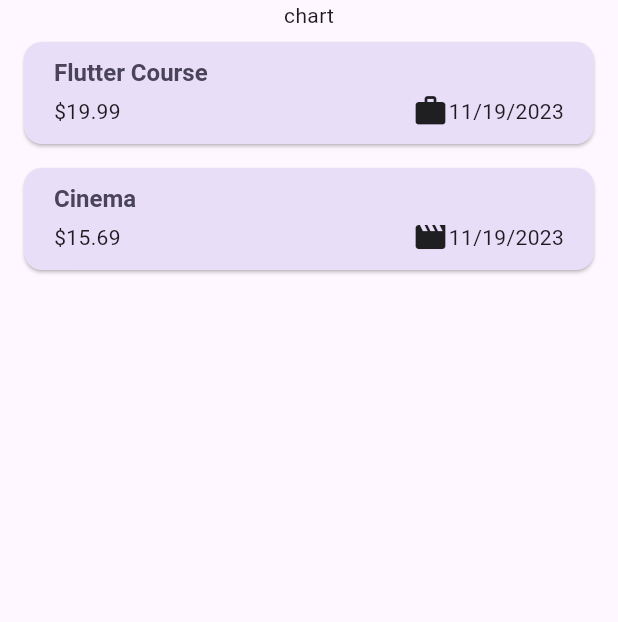
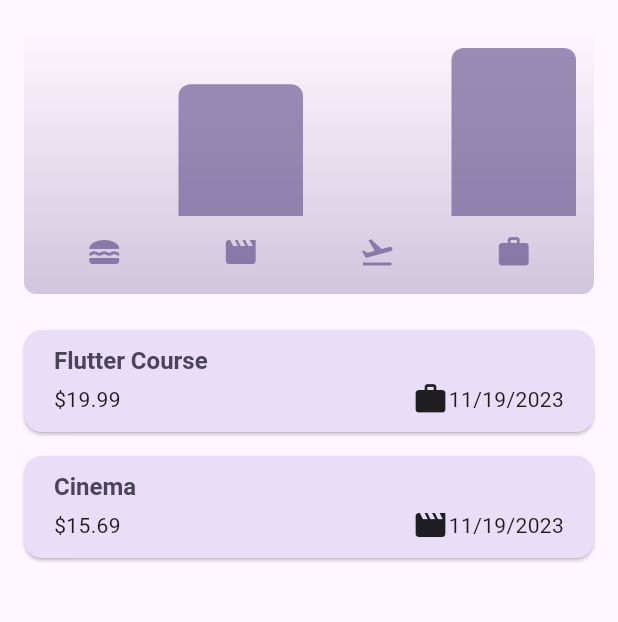
Before and after one commit to QilinXSengheng/expense_tracker_app, a Flutter app: the screen it shows after launch, on a phone screen of 412 x 824 dp, the part 84-706 px from its top. Run offline on Flutter 3.47's test engine with Material 3 defaults, Android fonts, the phone set to English and light mode, and no system bars.

Commit message:
add chart bar

```diff
--- a/lib/main.dart
+++ b/lib/main.dart
@@ -12,7 +12,6 @@ var kDarkColorScheme = ColorScheme.fromSeed(
 void main() {
   runApp(MaterialApp(
     darkTheme: ThemeData.dark().copyWith(
-      useMaterial3: true,
       colorScheme: kDarkColorScheme,
       cardTheme: const CardTheme().copyWith(
         color: kDarkColorScheme.secondaryContainer,
@@ -28,7 +27,6 @@ void main() {
       )),
     ),
     theme: ThemeData().copyWith(
-      useMaterial3: true,
       colorScheme: kColorScheme,
       appBarTheme: const AppBarTheme().copyWith(
         backgroundColor: kColorScheme.onPrimaryContainer,
--- a/lib/models/expense.dart
+++ b/lib/models/expense.dart
@@ -45,7 +45,7 @@ class ExpenseBucket {
   final Category category;
   final List<Expense> expenses;
 
-  double get totalExpense {
+  double get totalExpenses {
     double sum = 0;
     for (final expense in expenses) {
       sum += expense.amount;
--- /dev/null
+++ b/lib/widgets/chart/chart.dart
@@ -0,0 +1,95 @@
+import 'package:flutter/material.dart';
+
+import 'package:expense_tracker_app/widgets/chart/chart_bar.dart';
+import 'package:expense_tracker_app/models/expense.dart';
+
+class Chart extends StatelessWidget {
+  const Chart({super.key, required this.expenses});
+
+  final List<Expense> expenses;
+
+  List<ExpenseBucket> get buckets {
+    return [
+      ExpenseBucket.forCategory(expenses, Category.food),
+      ExpenseBucket.forCategory(expenses, Category.leisure),
+      ExpenseBucket.forCategory(expenses, Category.travel),
+      ExpenseBucket.forCategory(expenses, Category.work),
+    ];
+  }
+
+  double get maxTotalExpense {
+    double maxTotalExpense = 0;
+
+    for (final bucket in buckets) {
+      if (bucket.totalExpenses > maxTotalExpense) {
+        maxTotalExpense = bucket.totalExpenses;
+      }
+    }
+
+    return maxTotalExpense;
+  }
+
+  @override
+  Widget build(BuildContext context) {
+    final isDarkMode =
+        MediaQuery.of(context).platformBrightness == Brightness.dark;
+    return Container(
+      margin: const EdgeInsets.all(16),
+      padding: const EdgeInsets.symmetric(
+        vertical: 16,
+        horizontal: 8,
+      ),
+      width: double.infinity,
+      height: 180,
+      decoration: BoxDecoration(
+        borderRadius: BorderRadius.circular(8),
+        gradient: LinearGradient(
+          colors: [
+            Theme.of(context).colorScheme.primary.withOpacity(0.3),
+            Theme.of(context).colorScheme.primary.withOpacity(0.0)
+          ],
+          begin: Alignment.bottomCenter,
+          end: Alignment.topCenter,
+        ),
+      ),
+      child: Column(
+        children: [
+          Expanded(
+            child: Row(
+              crossAxisAlignment: CrossAxisAlignment.end,
+              children: [
+                for (final bucket in buckets) // alternative to map()
+                  ChartBar(
+                    fill: bucket.totalExpenses == 0
+                        ? 0
+                        : bucket.totalExpenses / maxTotalExpense,
+                  )
+              ],
+            ),
+          ),
+          const SizedBox(height: 12),
+          Row(
+            children: buckets
+                .map(
+                  (bucket) => Expanded(
+                    child: Padding(
+                      padding: const EdgeInsets.symmetric(horizontal: 4),
+                      child: Icon(
+                        categoryIcons[bucket.category],
+                        color: isDarkMode
+                            ? Theme.of(context).colorScheme.secondary
+                            : Theme.of(context)
+                                .colorScheme
+                                .primary
+                                .withOpacity(0.7),
+                      ),
+                    ),
+                  ),
+                )
+                .toList(),
+          )
+        ],
+      ),
+    );
+  }
+}
--- /dev/null
+++ b/lib/widgets/chart/chart_bar.dart
@@ -0,0 +1,34 @@
+import 'package:flutter/material.dart';
+
+class ChartBar extends StatelessWidget {
+  const ChartBar({
+    super.key,
+    required this.fill,
+  });
+
+  final double fill;
+
+  @override
+  Widget build(BuildContext context) {
+    final isDarkMode =
+        MediaQuery.of(context).platformBrightness == Brightness.dark;
+    return Expanded(
+      child: Padding(
+        padding: const EdgeInsets.symmetric(horizontal: 4),
+        child: FractionallySizedBox(
+          heightFactor: fill,
+          child: DecoratedBox(
+            decoration: BoxDecoration(
+              shape: BoxShape.rectangle,
+              borderRadius:
+                  const BorderRadius.vertical(top: Radius.circular(8)),
+              color: isDarkMode
+                  ? Theme.of(context).colorScheme.secondary
+                  : Theme.of(context).colorScheme.primary.withOpacity(0.65),
+            ),
+          ),
+        ),
+      ),
+    );
+  }
+}
--- a/lib/widgets/expenses.dart
+++ b/lib/widgets/expenses.dart
@@ -1,3 +1,4 @@
+import 'package:expense_tracker_app/widgets/chart/chart.dart';
 import 'package:flutter/material.dart';
 import 'package:expense_tracker_app/models/expense.dart';
 import 'package:expense_tracker_app/widgets/expenses_list/expenses_list.dart';
@@ -87,7 +88,9 @@ class _ExpensesState extends State<Expenses> {
         ),
         body: Column(
           children: [
-            const Text('chart'),
+            Chart (
+              expenses: _registerExpenses,
+            ),
             Expanded(child: mainContent),
           ],
         ));
```
Also changed, not shown: pubspec.lock.
